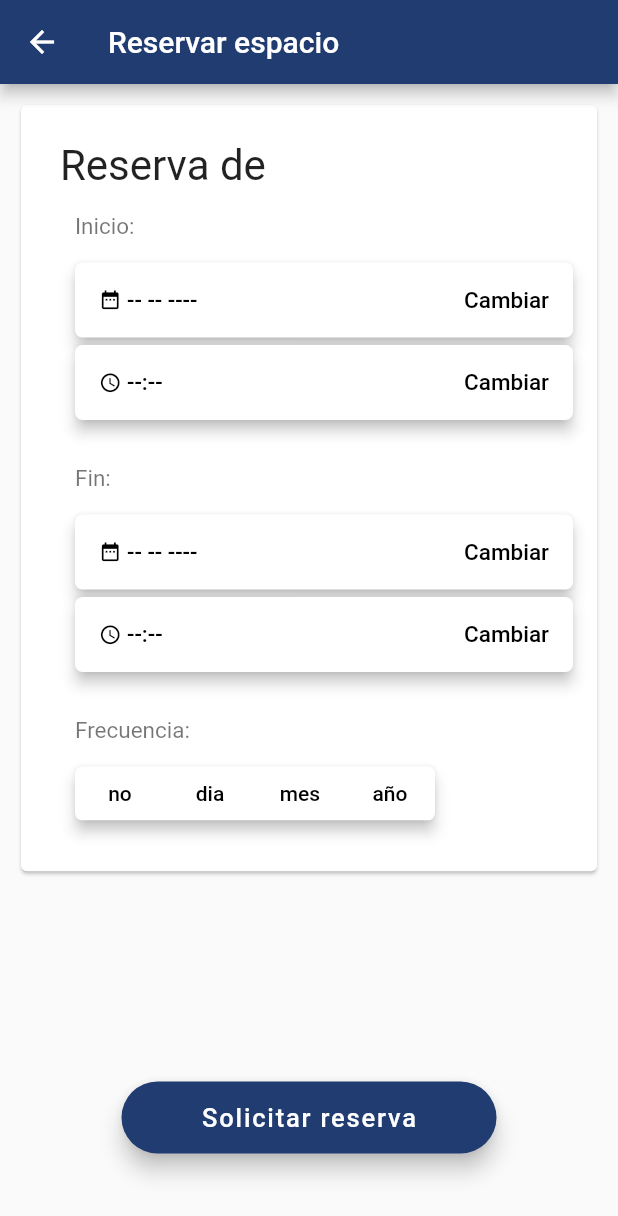
After one commit to UNIZAR-30249-20220-uCampus/frontend, a Flutter app: the ReservationScreen screen opened by its route, on a phone screen of 412 x 824 dp. The commit adds this screen. Shown: the top 1216 px of the screen. Run offline on Flutter 3.47's test engine with Material 2 defaults, Android fonts, the light colour scheme and no system bars; our stand-ins replace async_redux, flutter_datetime_picker, flutter_map, flutter_speed_dial, get_it, latlong; generated files the repository leaves out were written again; statements that could not run were skipped.

Commit message:
add: reservation screen

```diff
--- /dev/null
+++ b/lib/core/redux/connectors/space_info/reservation_button.dart
@@ -0,0 +1,32 @@
+import 'package:async_redux/async_redux.dart';
+import 'package:flutter/material.dart';
+import 'package:ucampus/core/models/timetable.dart';
+import 'package:ucampus/core/redux/actions/reservation_actions.dart';
+import 'package:ucampus/core/redux/app_state.dart';
+import 'package:ucampus/ui/widgets/space_info/reservation_button.dart';
+
+class ReservationButtonConnector extends StatelessWidget {
+  @override
+  Widget build(BuildContext context) {
+    return StoreConnector<AppState, ViewModel>(
+      model: ViewModel(),
+      builder: (context, model) =>
+          ReservationButton(onReservation: model.onReservation),
+    );
+  }
+}
+
+class ViewModel extends BaseModel<AppState> {
+  ViewModel();
+
+  Function(Timetable, String, bool) onReservation;
+
+  ViewModel.build({
+    @required this.onReservation,
+  }) : super(equals: []);
+
+  @override
+  BaseModel fromStore() => ViewModel.build(
+      onReservation: (time, spaceID, isForRent) => dispatch(ReservationAction(
+          time: time, spaceID: spaceID, isForRent: isForRent)));
+}
--- a/lib/ui/screens/reservation_screen.dart
+++ b/lib/ui/screens/reservation_screen.dart
@@ -1,19 +1,32 @@
-// import 'package:flutter/material.dart';
-// import 'package:ucampus/core/models/space.dart';
+import 'package:flutter/material.dart';
+import 'package:ucampus/core/models/space.dart';
+import 'package:ucampus/core/redux/connectors/space_info/reservation_button.dart';
+import 'package:ucampus/ui/widgets/space_info/reservation_form.dart';
 
-// class ReservationScreen extends StatelessWidget {
-//   @override
-//   Widget build(BuildContext context) {
-//     final Map<String, Object> rcvdData =
-//         ModalRoute.of(context).settings.arguments;
-//     Space espacio = rcvdData['espacio'];
-//     return Scaffold(
-//         appBar: AppBar(
-//           title: Text('Reservar'),
-//         ),
-//         body: Padding(
-//             padding: EdgeInsets.all(0.0),
-//             child: Stack(children: <Widget>[
-//             ])));
-//   }
-// }
+class ReservationScreen extends StatelessWidget {
+  final Space space;
+
+  ReservationScreen({
+    @required this.space,
+  });
+
+  @override
+  Widget build(BuildContext context) {
+    return Scaffold(
+      appBar: AppBar(
+        title: Text('Reservar espacio'),
+      ),
+      body: Stack(
+        children: <Widget>[
+          Positioned(
+              top: 10, right: 10, left: 10, child: ReservationForm(space: space)),
+          Positioned(
+              bottom: 55,
+              right: 10,
+              left: 10,
+              child: ReservationButtonConnector()),
+        ],
+      ),
+    );
+  }
+}
--- /dev/null
+++ b/lib/ui/widgets/space_info/reservation_button.dart
@@ -0,0 +1,30 @@
+import 'package:flutter/material.dart';
+import 'package:ucampus/core/models/timetable.dart';
+
+class ReservationButton extends StatelessWidget {
+  final Function(Timetable, String, bool) onReservation;
+
+  ReservationButton({
+    @required this.onReservation,
+  });
+
+  @override
+  Widget build(BuildContext context) {
+    return Align(
+        alignment: Alignment.center,
+        child: Container(
+            width: 250,
+            child: FloatingActionButton.extended(
+              onPressed: () {
+                onReservation(new Timetable(), 'id1', false);
+              },
+              label: Text(
+                'Solicitar reserva',
+                style: TextStyle(
+                    fontSize: 17, color: Theme.of(context).accentColor),
+              ),
+              // icon: Icon(Icons.r),
+              backgroundColor: Theme.of(context).primaryColor,
+            )));
+  }
+}
--- /dev/null
+++ b/lib/ui/widgets/space_info/reservation_form.dart
@@ -0,0 +1,341 @@
+import 'package:flutter/material.dart';
+import 'package:ucampus/core/models/space.dart';
+import 'package:flutter_datetime_picker/flutter_datetime_picker.dart';
+
+class ReservationForm extends StatefulWidget {
+  final Space space;
+
+  const ReservationForm({Key key, this.space}) : super(key: key);
+  @override
+  _ReservationFormState createState() => _ReservationFormState();
+}
+
+class _ReservationFormState extends State<ReservationForm> {
+  String _dateStart = "-- -- ----";
+  String _timeStart = "--:--";
+  String _dateFinish = "-- -- ----";
+  String _timeFinish = "--:--";
+
+  List<String> frequencies = ['no', 'dia', 'mes', 'año'];
+  String selectedFrecuency = '';
+
+  @override
+  void initState() {
+    super.initState();
+  }
+
+  @override
+  Widget build(BuildContext context) {
+    return Card(
+      child: Column(
+        mainAxisSize: MainAxisSize.min,
+        children: <Widget>[
+          ListTile(
+              title: Padding(
+                  padding: EdgeInsets.only(top: 20, bottom: 10, left: 10),
+                  child: Text('Reserva de ',
+                      style: TextStyle(
+                        fontSize: 28,
+                      ))),
+              subtitle: Padding(
+                padding: EdgeInsets.only(bottom: 20, left: 10),
+                child: Column(
+                  crossAxisAlignment: CrossAxisAlignment.start,
+                  children: <Widget>[
+                    Padding(
+                        padding: EdgeInsets.only(top: 5, left: 10, bottom: 10),
+                        child: Text('Inicio: ',
+                            style: TextStyle(
+                              fontSize: 15,
+                            ))),
+                    Padding(
+                        padding: EdgeInsets.only(top: 5, left: 10),
+                        child: RaisedButton(
+                          shape: RoundedRectangleBorder(
+                              borderRadius: BorderRadius.circular(5.0)),
+                          elevation: 4.0,
+                          onPressed: () {
+                            DatePicker.showDatePicker(context,
+                                theme: DatePickerTheme(
+                                  containerHeight: 210.0,
+                                ),
+                                showTitleActions: true,
+                                minTime: DateTime(2019, 1, 1),
+                                maxTime: DateTime(2022, 12, 31),
+                                onConfirm: (date) {
+                              _dateStart =
+                                  '${date.day} - ${date.month} - ${date.year}';
+                              setState(() {});
+                            },
+                                currentTime: DateTime.now(),
+                                locale: LocaleType.es);
+                          },
+                          child: Container(
+                            alignment: Alignment.center,
+                            height: 50.0,
+                            child: Row(
+                              mainAxisAlignment: MainAxisAlignment.spaceBetween,
+                              children: <Widget>[
+                                Row(
+                                  children: <Widget>[
+                                    Container(
+                                      child: Row(
+                                        children: <Widget>[
+                                          Icon(
+                                            Icons.date_range,
+                                            size: 15.0,
+                                            color: Colors.black,
+                                          ),
+                                          Text(
+                                            " $_dateStart",
+                                            style: TextStyle(
+                                                color: Colors.black,
+                                                fontSize: 15.0),
+                                          ),
+                                        ],
+                                      ),
+                                    )
+                                  ],
+                                ),
+                                Text(
+                                  "  Cambiar",
+                                  style: TextStyle(
+                                      color: Colors.black, fontSize: 15.0),
+                                ),
+                              ],
+                            ),
+                          ),
+                          color: Colors.white,
+                        )),
+                    Padding(
+                        padding: EdgeInsets.only(top: 5, left: 10),
+                        child: RaisedButton(
+                          shape: RoundedRectangleBorder(
+                              borderRadius: BorderRadius.circular(5.0)),
+                          elevation: 4.0,
+                          onPressed: () {
+                            DatePicker.showTimePicker(context,
+                                theme: DatePickerTheme(
+                                  containerHeight: 210.0,
+                                ),
+                                showTitleActions: true, onConfirm: (time) {
+                              _timeStart = '${time.hour} : ${time.minute}';
+                              setState(() {});
+                            },
+                                showSecondsColumn: false,
+                                currentTime: DateTime.now(),
+                                locale: LocaleType.es);
+                            setState(() {});
+                          },
+                          child: Container(
+                            alignment: Alignment.center,
+                            height: 50.0,
+                            child: Row(
+                              mainAxisAlignment: MainAxisAlignment.spaceBetween,
+                              children: <Widget>[
+                                Row(
+                                  children: <Widget>[
+                                    Container(
+                                      child: Row(
+                                        children: <Widget>[
+                                          Icon(
+                                            Icons.access_time,
+                                            size: 15.0,
+                                            color: Colors.black,
+                                          ),
+                                          Text(
+                                            " $_timeStart",
+                                            style: TextStyle(
+                                                color: Colors.black,
+                                                fontSize: 15.0),
+                                          ),
+                                        ],
+                                      ),
+                                    )
+                                  ],
+                                ),
+                                Text(
+                                  "  Cambiar",
+                                  style: TextStyle(
+                                      color: Colors.black, fontSize: 15.0),
+                                ),
+                              ],
+                            ),
+                          ),
+                          color: Colors.white,
+                        )),
+                    Padding(
+                        padding: EdgeInsets.only(top: 30, left: 10, bottom: 10),
+                        child: Text('Fin: ',
+                            style: TextStyle(
+                              fontSize: 15,
+                            ))),
+                    Padding(
+                        padding: EdgeInsets.only(top: 5, left: 10),
+                        child: RaisedButton(
+                          shape: RoundedRectangleBorder(
+                              borderRadius: BorderRadius.circular(5.0)),
+                          elevation: 4.0,
+                          onPressed: () {
+                            DatePicker.showDatePicker(context,
+                                theme: DatePickerTheme(
+                                  containerHeight: 210.0,
+                                ),
+                                showTitleActions: true,
+                                minTime: DateTime(2019, 1, 1),
+                                maxTime: DateTime(2022, 12, 31),
+                                onConfirm: (date) {
+                              _dateFinish =
+                                  '${date.day} - ${date.month} - ${date.year}';
+                              setState(() {});
+                            },
+                                currentTime: DateTime.now(),
+                                locale: LocaleType.es);
+                          },
+                          child: Container(
+                            alignment: Alignment.center,
+                            height: 50.0,
+                            child: Row(
+                              mainAxisAlignment: MainAxisAlignment.spaceBetween,
+                              children: <Widget>[
+                                Row(
+                                  children: <Widget>[
+                                    Container(
+                                      child: Row(
+                                        children: <Widget>[
+                                          Icon(
+                                            Icons.date_range,
+                                            size: 15.0,
+                                            color: Colors.black,
+                                          ),
+                                          Text(
+                                            " $_dateFinish",
+                                            style: TextStyle(
+                                                color: Colors.black,
+                                                fontSize: 15.0),
+                                          ),
+                                        ],
+                                      ),
+                                    )
+                                  ],
+                                ),
+                                Text(
+                                  "  Cambiar",
+                                  style: TextStyle(
+                                      color: Colors.black, fontSize: 15.0),
+                                ),
+                              ],
+                            ),
+                          ),
+                          color: Colors.white,
+                        )),
+                    Padding(
+                        padding: EdgeInsets.only(top: 5, left: 10),
+                        child: RaisedButton(
+                          shape: RoundedRectangleBorder(
+                              borderRadius: BorderRadius.circular(5.0)),
+                          elevation: 4.0,
+                          onPressed: () {
+                            DatePicker.showTimePicker(context,
+                                theme: DatePickerTheme(
+                                  containerHeight: 210.0,
+                                ),
+                                showTitleActions: true, onConfirm: (time) {
+                              _timeFinish = '${time.hour} : ${time.minute}';
+                              setState(() {});
+                            },
+                                showSecondsColumn: false,
+                                currentTime: DateTime.now(),
+                                locale: LocaleType.es);
+                            setState(() {});
+                          },
+                          child: Container(
+                            alignment: Alignment.center,
+                            height: 50.0,
+                            child: Row(
+                              mainAxisAlignment: MainAxisAlignment.spaceBetween,
+                              children: <Widget>[
+                                Row(
+                                  children: <Widget>[
+                                    Container(
+                                      child: Row(
+                                        children: <Widget>[
+                                          Icon(
+                                            Icons.access_time,
+                                            size: 15.0,
+                                            color: Colors.black,
+                                          ),
+                                          Text(
+                                            " $_timeFinish",
+                                            style: TextStyle(
+                                                color: Colors.black,
+                                                fontSize: 15.0),
+                                          ),
+                                        ],
+                                      ),
+                                    )
+                                  ],
+                                ),
+                                Text(
+                                  "  Cambiar",
+                                  style: TextStyle(
+                                      color: Colors.black, fontSize: 15.0),
+                                ),
+                              ],
+                            ),
+                          ),
+                          color: Colors.white,
+                        )),
+                    Padding(
+                        padding: EdgeInsets.only(top: 30, left: 10, bottom: 10),
+                        child: Text('Frecuencia: ',
+                            style: TextStyle(
+                              fontSize: 15,
+                            ))),
+                    Padding(
+                      padding: EdgeInsets.only(top: 5, left: 10, bottom: 10),
+                      child: Container(
+                        width: 240.0,
+                        height: 35.9,
+                        child: Material(
+                          color: Theme.of(context).accentColor,
+                          elevation: 4.0,
+                          borderRadius: BorderRadius.all(Radius.circular(5)),
+                          child: Wrap(
+                            spacing: 0.0,
+                            direction: Axis.horizontal,
+                            children: <Widget>[
+                              for (var frequency in frequencies)
+                                Container(
+                                  width: 60,
+                                  child: FlatButton(
+                                    color: selectedFrecuency == frequency
+                                        ? Theme.of(context).primaryColor
+                                        : null,
+                                    materialTapTargetSize:
+                                        MaterialTapTargetSize.shrinkWrap,
+                                    child: Text(frequency,
+                                        style: TextStyle(
+                                          color: selectedFrecuency == frequency
+                                              ? Theme.of(context).accentColor
+                                              : Colors.black,
+                                        )),
+                                    onPressed: () {
+                                      selectedFrecuency = frequency;
+                                      setState(() {});
+                                    },
+                                  ),
+                                )
+                            ],
+                          ),
+                        ),
+                      ),
+                    ),
+                  ],
+                ),
+              )),
+        ],
+      ),
+    );
+  }
+}
--- a/pubspec.yaml
+++ b/pubspec.yaml
@@ -21,6 +21,7 @@ dependencies:
   flutter_speed_dial: ^1.2.5
   floating_search_bar: ^0.3.0
   flutter_launcher_icons: ^0.7.4
+  flutter_datetime_picker: ^1.3.5
 
 flutter_icons:
   image_path: "assets/images/icon.png"
```
Also changed, not shown: lib/core/redux/actions/reservation_actions.dart (added, +33 -0 lines), lib/ui/screens/rental_screen.dart (+24 -18 lines), lib/ui/widgets/space_info/reservation_rental_dial.dart (added, +59 -0 lines), pubspec.lock.
